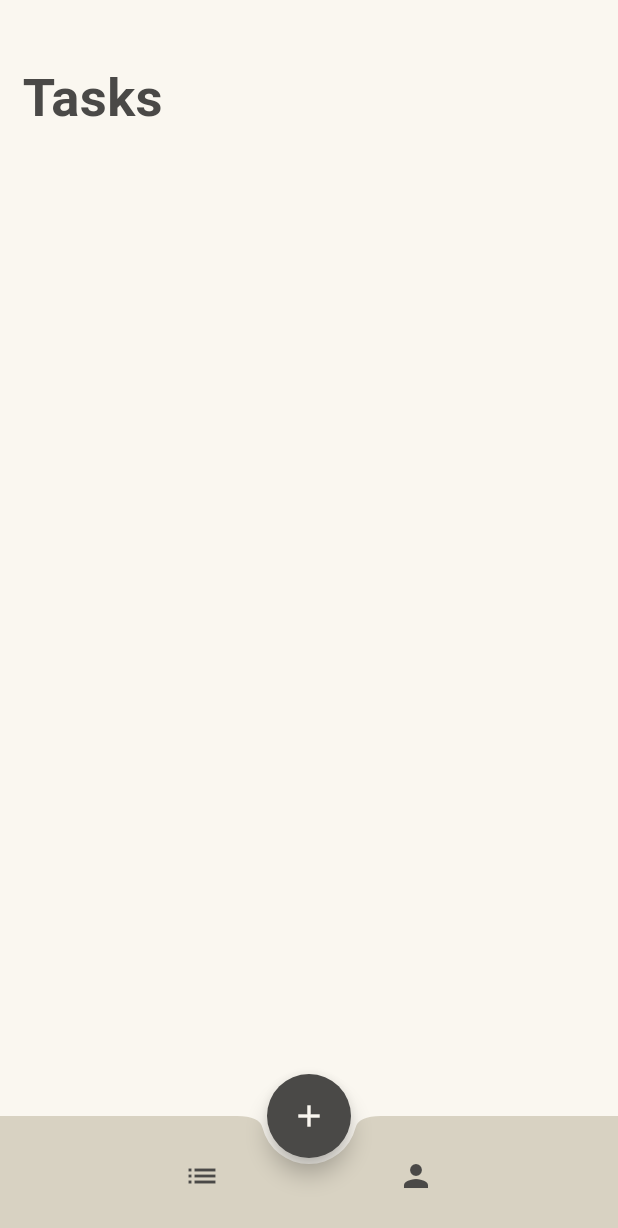
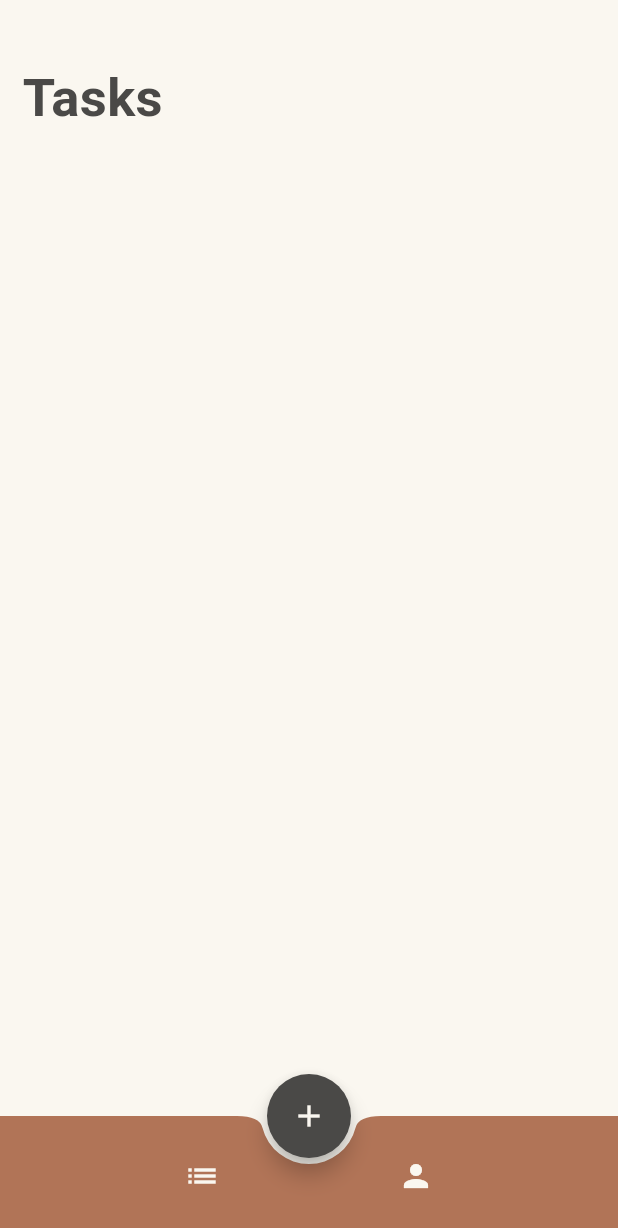
Before and after one commit to soufiyanelmansouri/todo_app, a Flutter app: the screen it shows after launch, on a phone screen of 412 x 824 dp. Shown: the top 1228 px of the screen. Run offline on Flutter 3.47's test engine with Material 3 defaults, Android fonts, the phone set to English and light mode, and no system bars.

Commit message:
Add custom colors

```diff
--- a/lib/views/home_screen.dart
+++ b/lib/views/home_screen.dart
@@ -29,7 +29,7 @@ class HomeScreen extends StatelessWidget {
         child: const Icon(Icons.add, color: ColorStyles.lightBrown),
       ),
       bottomNavigationBar: BottomAppBar(
-        color: ColorStyles.geryBrown,
+        color: ColorStyles.brown,
         shape: const CircularNotchedRectangle(),
         child: Row(
           mainAxisAlignment: MainAxisAlignment.spaceEvenly,
@@ -38,13 +38,13 @@ class HomeScreen extends StatelessWidget {
                 onPressed: () {},
                 icon: const Icon(
                   Icons.list,
-                  color: ColorStyles.darkBrown,
+                  color: ColorStyles.lightBrown,
                 )),
             IconButton(
                 onPressed: () {},
                 icon: const Icon(
                   Icons.person,
-                  color: ColorStyles.darkBrown,
+                  color: ColorStyles.lightBrown,
                 )),
           ],
         ),
```
